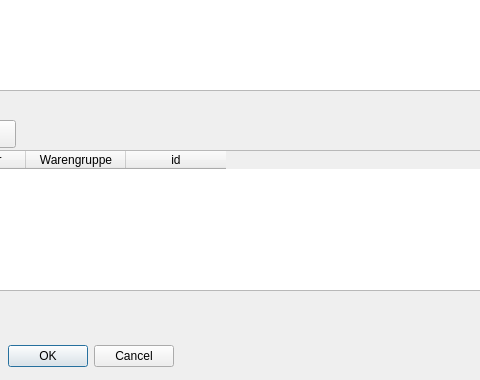
RobRoy1304/LaVa-2, file cinputdlgoutgoingcustomer.ui: the form before one commit; both pictures show x 385 to 865 and y 200 to 580 of the 1000 by 580 pixel window.
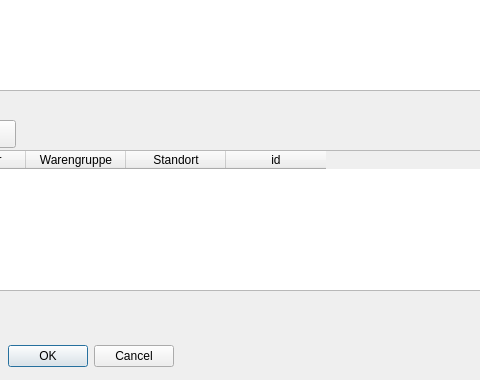
The form after the commit. Icons and pictures are not drawn.

Diff of the .ui file:
```diff
--- a/cinputdlgoutgoingcustomer.ui
+++ b/cinputdlgoutgoingcustomer.ui
@@ -356,6 +356,11 @@
      <string>Warengruppe</string>
     </property>
    </column>
+   <column>
+    <property name="text">
+     <string>Standort</string>
+    </property>
+   </column>
    <column>
     <property name="text">
      <string>id</string>
```
